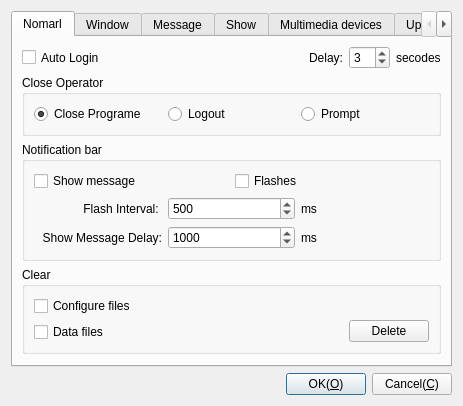
The window that Widgets/DlgOptions/DlgOptions.ui (KangLin/RabbitIm) describes before a commit, drawn with Qt 5.
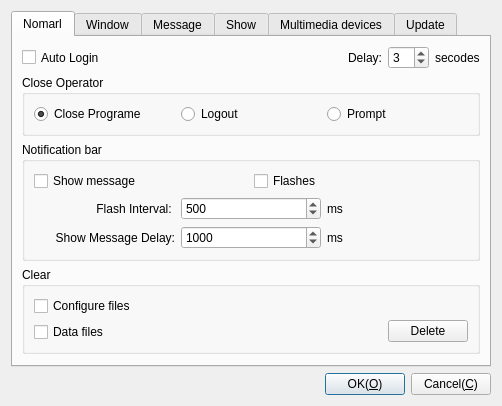
The same window after the commit. Icons and pictures are not drawn.

What changed in the file:
```diff
--- a/Widgets/DlgOptions/DlgOptions.ui
+++ b/Widgets/DlgOptions/DlgOptions.ui
@@ -6,7 +6,7 @@
    <rect>
     <x>0</x>
     <y>0</y>
-    <width>463</width>
+    <width>502</width>
     <height>406</height>
    </rect>
   </property>
```
